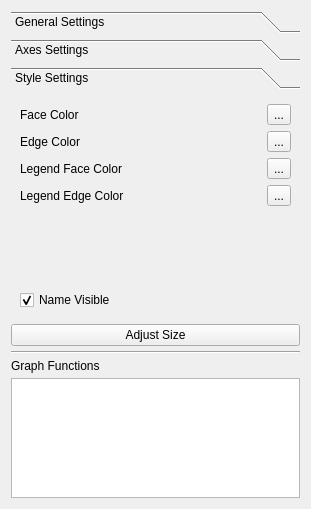
Old version of the form plot_tool/designer/plotter_visor/plotter_visor_ui.ui in the repository grupo-tc-volcan/plot-tool.
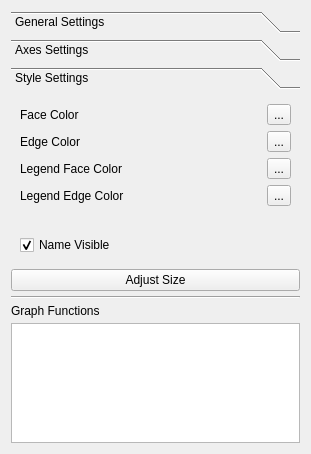
New version of the form. The open tabs and pages were chosen to show the change.

Diff of the .ui file:
```diff
--- a/plot_tool/designer/plotter_visor/plotter_visor_ui.ui
+++ b/plot_tool/designer/plotter_visor/plotter_visor_ui.ui
@@ -7,7 +7,7 @@
     <x>0</x>
     <y>0</y>
     <width>311</width>
-    <height>509</height>
+    <height>454</height>
    </rect>
   </property>
   <property name="sizePolicy">
@@ -420,8 +420,8 @@
        <rect>
         <x>0</x>
         <y>0</y>
-        <width>191</width>
-        <height>145</height>
+        <width>293</width>
+        <height>227</height>
        </rect>
       </property>
       <attribute name="label">
```
Left out of the diff: 5 changed lines with no effect on the pictures.
